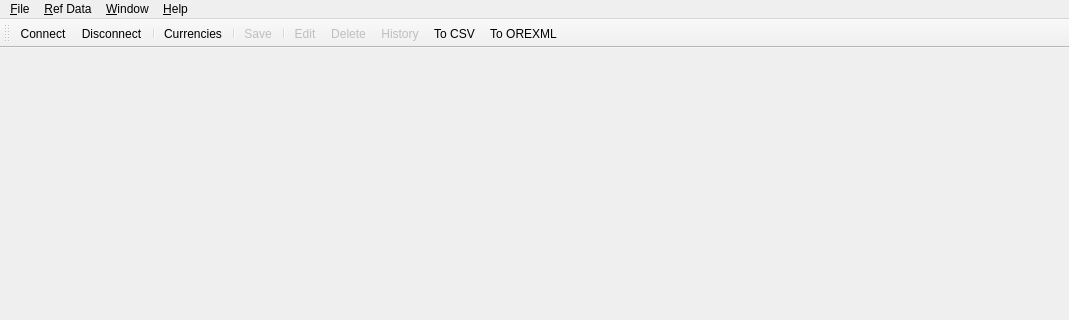
The window that projects/ores.qt/MainWindow.ui (OreStudio/OreStudio) describes before a commit, drawn with Qt 5; both pictures show x 0 to 1069 and y 0 to 320 of the 1069 by 672 pixel window.
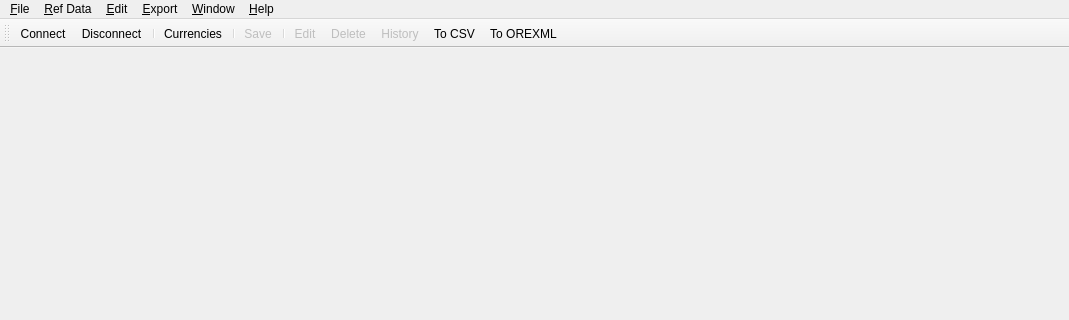
The same window after the commit. Icons and pictures are not drawn.

Commit message: [qt] Add menu options for editing and exporting

Patch:
```diff
--- a/projects/ores.qt/MainWindow.ui
+++ b/projects/ores.qt/MainWindow.ui
@@ -58,8 +58,25 @@
     </property>
     <addaction name="ActionAbout"/>
    </widget>
+   <widget class="QMenu" name="menuEdit">
+    <property name="title">
+     <string>&amp;Edit</string>
+    </property>
+    <addaction name="ActionEdit"/>
+    <addaction name="ActionDelete"/>
+    <addaction name="ActionHistory"/>
+   </widget>
+   <widget class="QMenu" name="menuExport">
+    <property name="title">
+     <string>&amp;Export</string>
+    </property>
+    <addaction name="ActionExportXML"/>
+    <addaction name="ActionExportCSV"/>
+   </widget>
    <addaction name="menuFile"/>
    <addaction name="menuRefereceData"/>
+   <addaction name="menuEdit"/>
+   <addaction name="menuExport"/>
    <addaction name="menuWindow"/>
    <addaction name="menuHelp"/>
   </widget>
```
Left out of the diff: 12 changed lines with no effect on the pictures.
